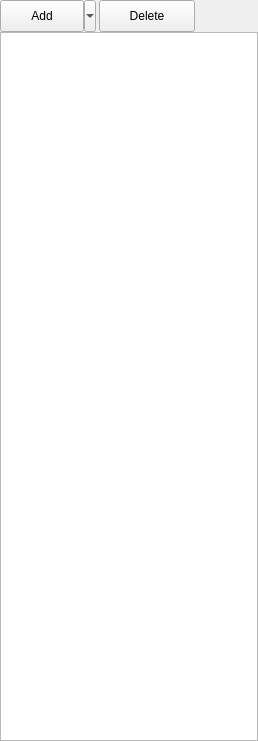
The window that src/widgets/sceneheirarchywidget.ui (jahshaka/Studio) describes before a commit, drawn with Qt 5.
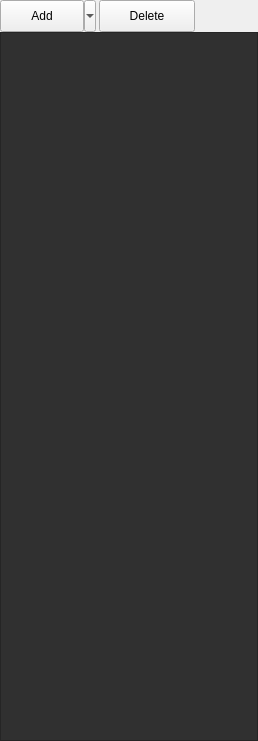
The same window after the commit. Icons and pictures are not drawn.

```diff
--- a/src/widgets/sceneheirarchywidget.ui
+++ b/src/widgets/sceneheirarchywidget.ui
@@ -14,7 +14,9 @@
    <string>Form</string>
   </property>
   <property name="styleSheet">
-   <string notr="true"/>
+   <string notr="true">QWidget#sceneTree {
+	background-color: #303030;
+}</string>
   </property>
   <layout class="QVBoxLayout" name="verticalLayout">
    <property name="spacing">
```
